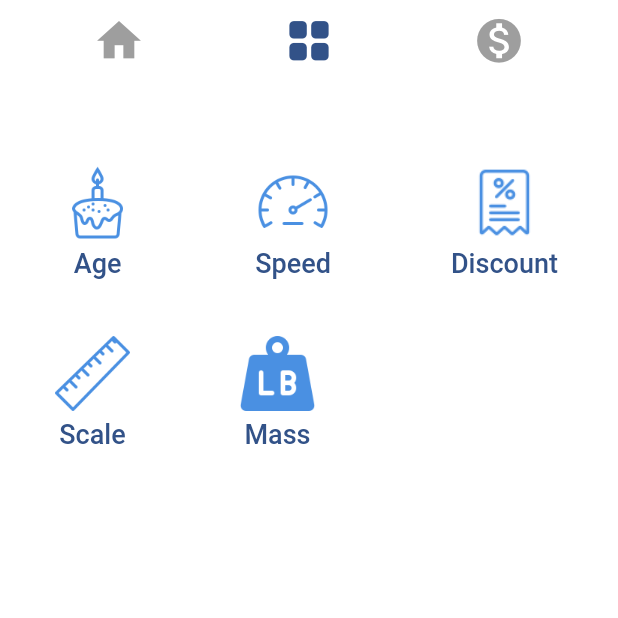
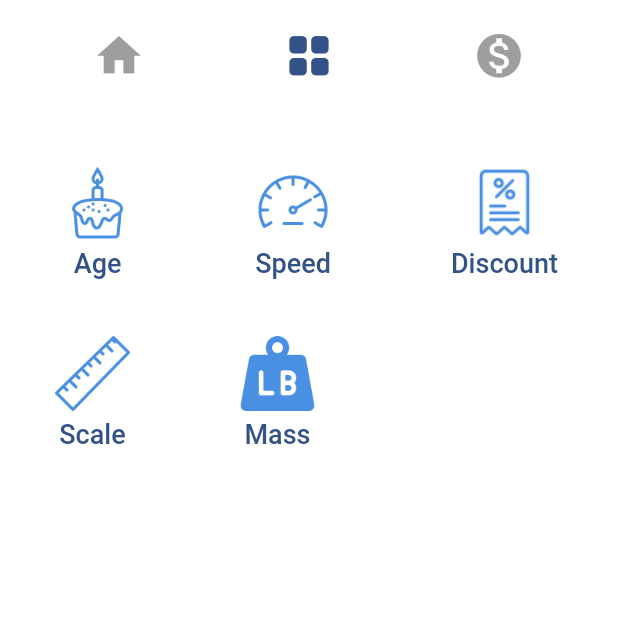
Before and after one commit to Akshay-1609/calculator-app-flutter, a Flutter app: the screen it shows after launch, tab 2 chosen, on a phone screen of 412 x 824 dp, the top half of it. Run offline on Flutter 3.47's test engine with Material 2 defaults, Android fonts, the phone set to English and light mode, and no system bars; our stand-ins replace get, math_expressions.

```diff
--- a/lib/Controller/calculatorController.dart
+++ b/lib/Controller/calculatorController.dart
@@ -25,11 +25,17 @@ class CalculatorController extends GetxController {
     } else if (value == "=" &&
         equation.value.isNotEmpty &&
         experssion.contains(equation.value[0]) == false) {
+          try{
       Parser p = Parser();
       Expression exp = p.parse(equation.value);
       ContextModel cm = ContextModel();
       double eval = exp.evaluate(EvaluationType.REAL, cm);
       answer.value = eval.toString();
+          }
+          catch(e)
+          {
+
+          }
     }
   }
 }
--- a/lib/Presentation/homepage.dart
+++ b/lib/Presentation/homepage.dart
@@ -21,7 +21,9 @@ class Homepage extends StatelessWidget {
         appBar: AppBar(
           elevation: 0,
           backgroundColor: Colors.white,
-          title: TabBar(
+          title: Padding(
+            padding: const EdgeInsets.only(top:20),
+            child: TabBar(
               unselectedLabelColor: Colors.grey,
               labelColor: Color(0xff325288),
     indicatorColor: Colors.transparent,
@@ -41,6 +43,7 @@ indicatorColor: Colors.transparent,
               ],
             ),
           ),
+        ),
         backgroundColor: Colors.white,
         body: TabBarView(
           physics: NeverScrollableScrollPhysics(),
--- a/lib/Presentation/speed.dart
+++ b/lib/Presentation/speed.dart
@@ -39,7 +39,7 @@ class SpeedPage extends StatelessWidget {
           child: Icon(
             Icons.arrow_back_ios_new,
             color: Color(0xff325288),
-            size: 30,
+               size: 23,
           ),
         ),
         title: Text(
@@ -271,7 +271,7 @@ Widget custom_txt_button(txt, double size, width) {
       child: Card(
         color: Colors.white,
         elevation: 5,
-        shape: RoundedRectangleBorder(borderRadius: BorderRadius.circular(45)),
+        shape: RoundedRectangleBorder(borderRadius: BorderRadius.circular(15)),
         child: Container(
           height: 55,
           width: 55,
--- a/lib/Presentation/widgets/category2_widget.dart
+++ b/lib/Presentation/widgets/category2_widget.dart
@@ -1,4 +1,6 @@
+import 'package:calculator/Presentation/gst.dart';
 import 'package:flutter/material.dart';
+import 'package:get/get.dart';
 
 Widget Caterory2_widget()
 {
@@ -23,6 +25,9 @@ Widget Caterory2_widget()
 
 custom_card(img, txt) {
   return GestureDetector(
+    onTap: (){
+      Get.to(Gstpage());
+    },
     child: Card(
       elevation: 0,
       child: Column(
--- a/lib/Presentation/widgets/home_widget.dart
+++ b/lib/Presentation/widgets/home_widget.dart
@@ -25,34 +25,22 @@ Widget Homepage_widget() {
             SizedBox(
               height: 10,
             ),
-            Row(
-              mainAxisAlignment: MainAxisAlignment.start,
-              // ignore: prefer_const_literals_to_create_immutables
-              children: [
-                Text(
-                  "Equation:",
-                  style: TextStyle(
-                      fontSize: 23,
-                      color: Colors.black45,
-                      fontWeight: FontWeight.w600),
-                )
-              ],
-            ),
+
             Divider(
-              thickness: 1,
-              color: Colors.black,
+              thickness: 2,
+              color:  Color(0xff24A19C),
             ),
             Row(
               mainAxisAlignment: MainAxisAlignment.start,
               // ignore: prefer_const_literals_to_create_immutables
               children: [
-                Text(
-                  "Answer:",
-                  style: TextStyle(
-                      fontSize: 23,
-                      color: Colors.black45,
-                      fontWeight: FontWeight.w600),
-                )
+                // Text(
+                //   "Answer:",
+                //   style: TextStyle(
+                //       fontSize: 23,
+                //       color: Colors.black45,
+                //       fontWeight: FontWeight.w600),
+                // )
               ],
             ),
             SizedBox(
@@ -148,7 +136,7 @@ Widget custom_txt_button(txt, double size, width, val) {
       child: Card(
         color: Colors.white,
         elevation: 5,
-        shape: RoundedRectangleBorder(borderRadius: BorderRadius.circular(45)),
+        shape: RoundedRectangleBorder(borderRadius: BorderRadius.circular(10)),
         child: Container(
           height: 55,
           width: 55,
@@ -171,7 +159,7 @@ Widget custom_icon_button(icn, double size, val) {
     child: Card(
       color: Colors.white,
       elevation: 5,
-      shape: RoundedRectangleBorder(borderRadius: BorderRadius.circular(45)),
+      shape: RoundedRectangleBorder(borderRadius: BorderRadius.circular(10)),
       child: Container(
         height: 55,
         width: 55,
@@ -195,7 +183,7 @@ Widget custom_txt2_button(txt, double size, width, val) {
       child: Card(
         color: Colors.white,
         elevation: 5,
-        shape: RoundedRectangleBorder(borderRadius: BorderRadius.circular(45)),
+        shape: RoundedRectangleBorder(borderRadius: BorderRadius.circular(10)),
         child: Container(
           height: 55,
           width: 55,
```
Also changed, not shown: lib/Controller/gstController.dart (added, +83 -0 lines), lib/Presentation/age.dart (+9 -2 lines), lib/Presentation/gst.dart (+74 -16 lines). Lines whose indentation alone changed are shown as unchanged.
